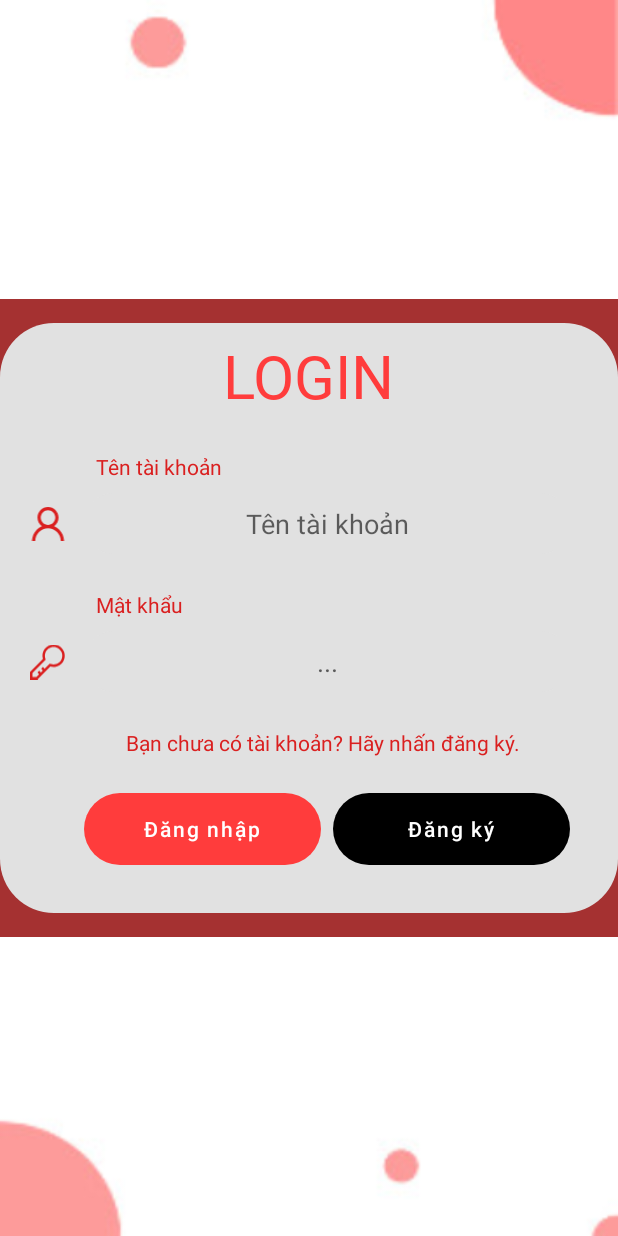
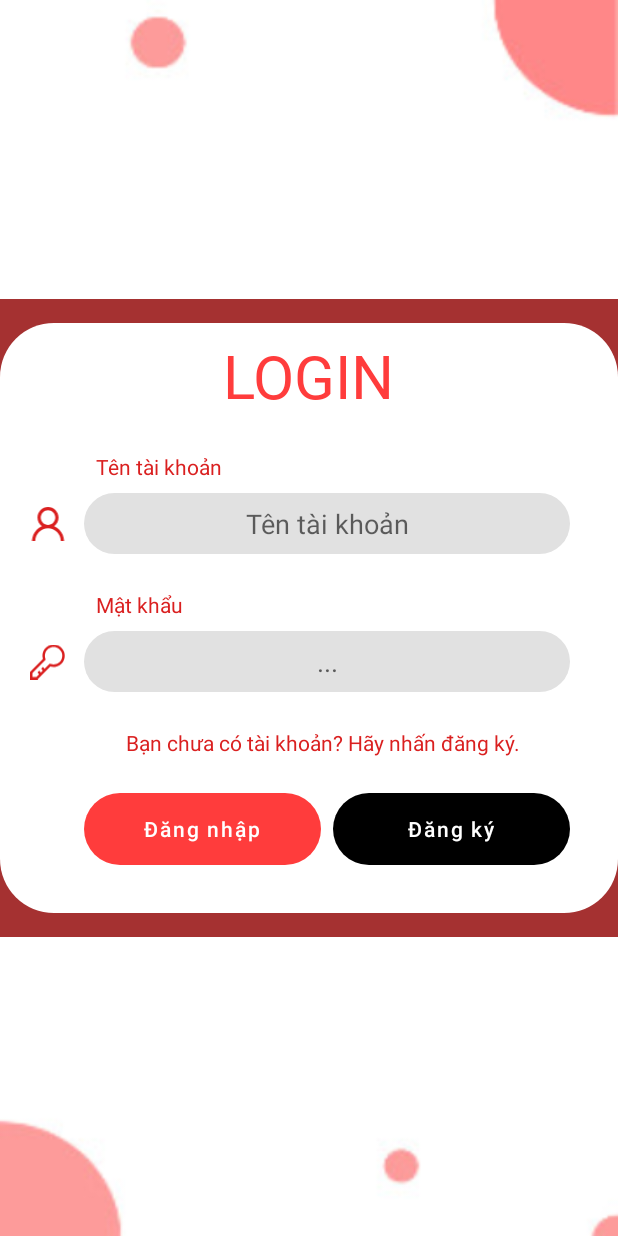
Before and after one commit to tonynhox/duan1, an Android app: the layout login.xml on its own in the app's theme, with its tools: preview values and no code run, on a phone screen of 412 x 824 dp. Run offline under Robolectric (Android 15) with nearby library versions, the phone set to English and light mode, and no system bars.

Commit message:
Update login.xml

```diff
--- a/duan1/app/src/main/res/layout/login.xml
+++ b/duan1/app/src/main/res/layout/login.xml
@@ -16,7 +16,7 @@
         <androidx.constraintlayout.widget.ConstraintLayout
             android:layout_width="match_parent"
             android:layout_height="wrap_content"
-            android:background="@drawable/bg_edittext"
+            android:background="@drawable/bg_bgr"
             android:padding="8dp">
 
             <TextView
```
